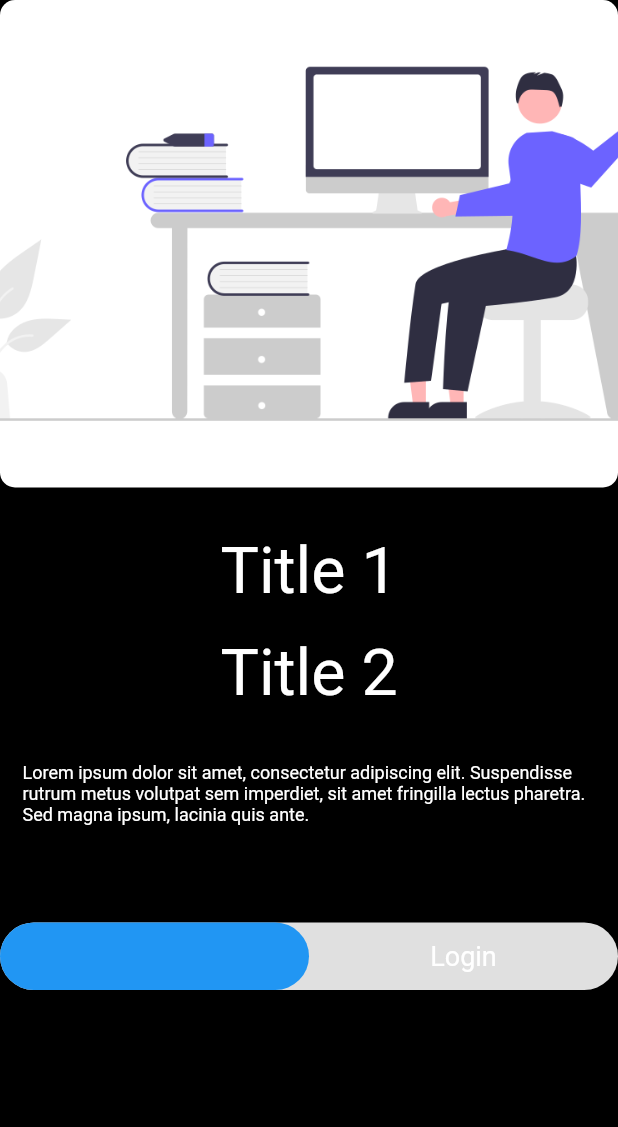
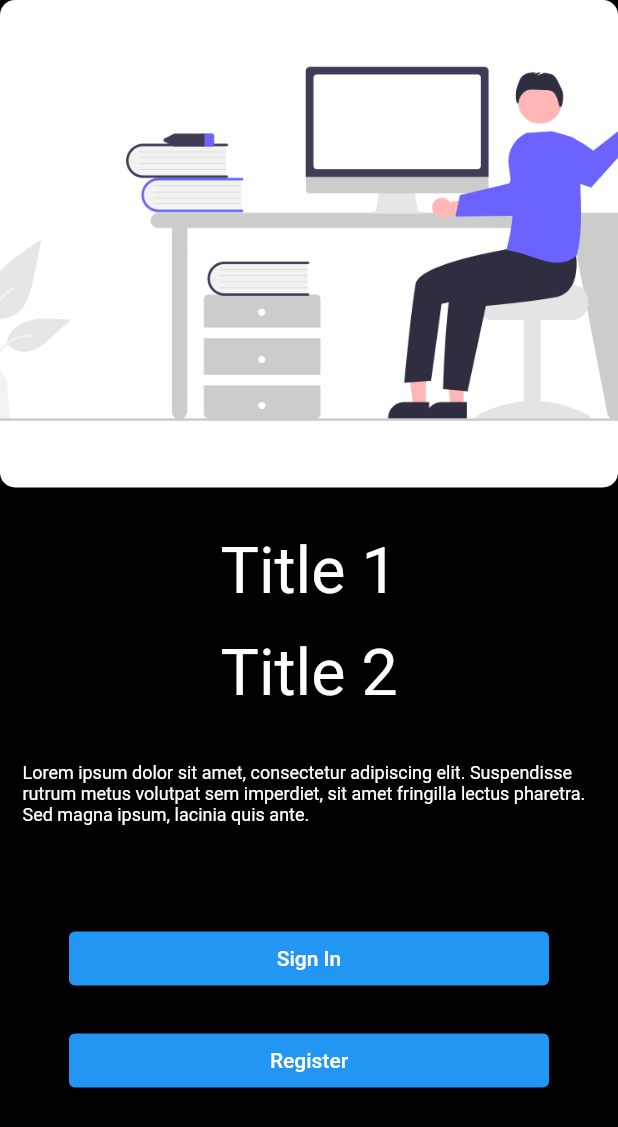
Before and after one commit to TaufeeqNoamaan/student_media, a Flutter app: the EntryPage widget shown alone on an empty page, opened directly, on a phone screen of 412 x 824 dp. Shown: the top 1127 px of the screen. Run offline on Flutter 3.47's test engine with Material 2 defaults, Android fonts, the light colour scheme and no system bars; drawn by our look-alikes of flutter_toggle_tab; our stand-ins replace curved_navigation_bar, firebase_core; accounts and stored records are empty.

Commit message:
Added routes, firebase initialized, cleaned up entry page

```diff
--- a/lib/entry_page.dart
+++ b/lib/entry_page.dart
@@ -1,14 +1,15 @@
 import 'dart:ui';
 
 import 'package:flutter/material.dart';
-import 'package:flutter_toggle_tab/flutter_toggle_tab.dart';
+import 'package:student_media/utils/routes/routes.dart';
+
 
 class EntryPage extends StatelessWidget {
   const EntryPage({Key? key}) : super(key: key);
 
   @override
   Widget build(BuildContext context) {
-    int index = 0;
+
     return SafeArea(
       child: Container(
         height: double.maxFinite,
@@ -46,14 +47,18 @@ class EntryPage extends StatelessWidget {
                 style: TextStyle(color: Colors.white, fontSize: 12),
               ),
             ),
-            FlutterToggleTab(
-              borderRadius: 30,
-              labels: ['Register', 'Login'],
-              selectedLabelIndex: (index) {},
-              selectedTextStyle: TextStyle(color: Colors.blue, fontSize: 18),
-              unSelectedTextStyle: TextStyle(color: Colors.white, fontSize: 18),
-              selectedIndex: 0,
-            )
+
+            Container( width: 320, padding: EdgeInsets.only(bottom: 20),
+              child: ElevatedButton(onPressed: () {
+                Navigator.of(context).pushNamedAndRemoveUntil(logInRoute, (route) => false);
+              }, child: const Text('Sign In'), style: ButtonStyle(
+                elevation: MaterialStateProperty.all(10),
+              ),),
+            ),
+            Container( width: 320,
+              child: ElevatedButton(onPressed: () {
+                Navigator.of(context).pushNamedAndRemoveUntil(registerRoute, (route) => false);
+              }, child: const Text('Register'),),),
           ],
         ),
       ),
--- /dev/null
+++ b/lib/utils/routes/routes.dart
@@ -0,0 +1,2 @@
+const logInRoute = '/log-in/';
+const registerRoute = '/register/';
--- a/pubspec.yaml
+++ b/pubspec.yaml
@@ -35,11 +35,12 @@ dependencies:
   # Use with the CupertinoIcons class for iOS style icons.
   cupertino_icons: ^1.0.2
   curved_navigation_bar: ^1.0.3
-  flutter_toggle_tab: ^1.1.7
+
   google_fonts: ^2.3.2
   firebase_core: ^1.16.0
   firebase_auth: ^3.3.17
   firebase_analytics: ^9.1.7
+  cloud_firestore: ^3.1.14
 
 dev_dependencies:
   flutter_test:
```
Also changed, not shown: lib/main.dart (+14 -2 lines), lib/pages/login_page.dart (+22 -3 lines), lib/pages/views/main_view/home_page.dart (+14 -0 lines), assests/sign_in.png (added), lib/utils/colors.dart (renamed from utils/colors.dart), pubspec.lock, utils/routes/routes.dart (deleted), 2 other files.
